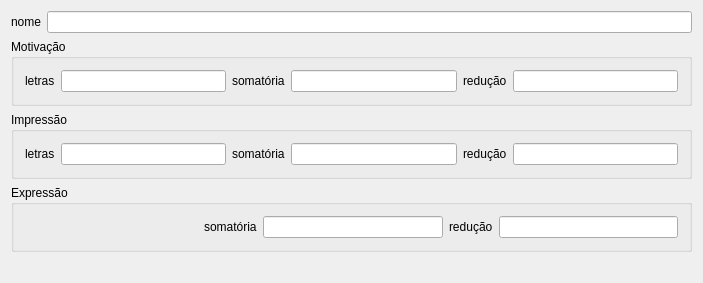
First picture: the form in mainwindow.ui, repository my-not-so-important-forks/kaballah-numerology, before the edit.
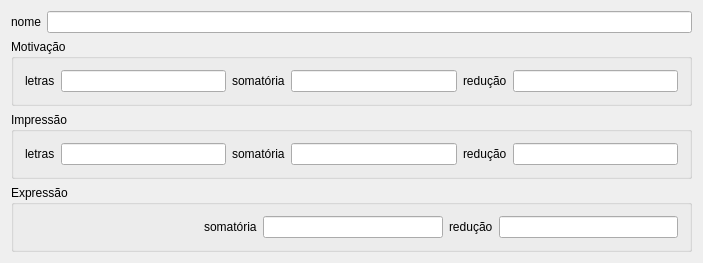
Second picture: the form after the edit.

The edit to the form file:
```diff
--- a/mainwindow.ui
+++ b/mainwindow.ui
@@ -7,12 +7,12 @@
     <x>0</x>
     <y>0</y>
     <width>703</width>
-    <height>283</height>
+    <height>230</height>
    </rect>
   </property>
   <property name="sizePolicy">
-   <sizepolicy hsizetype="MinimumExpanding" vsizetype="Preferred">
-    <horstretch>0</horstretch>
+   <sizepolicy hsizetype="MinimumExpanding" vsizetype="Minimum">
+    <horstretch>1</horstretch>
     <verstretch>0</verstretch>
    </sizepolicy>
   </property>
```
